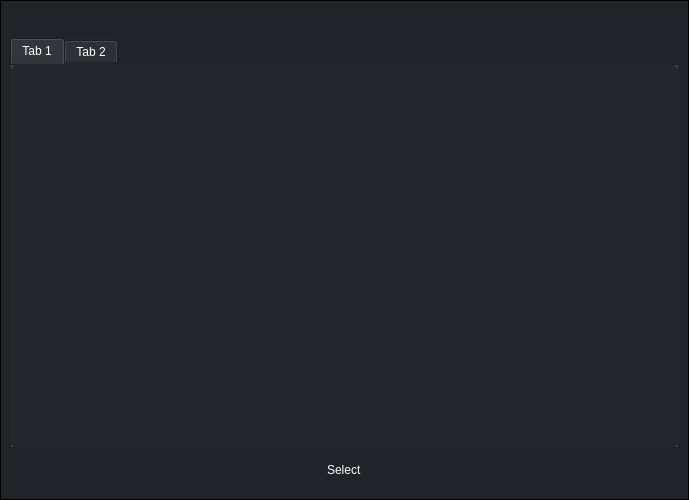
The window that ui/dialogs/hero_selector_tab.ui (elian-olbz/mlbb-drafting-and-simulation-tools) describes before a commit, drawn with Qt 5.
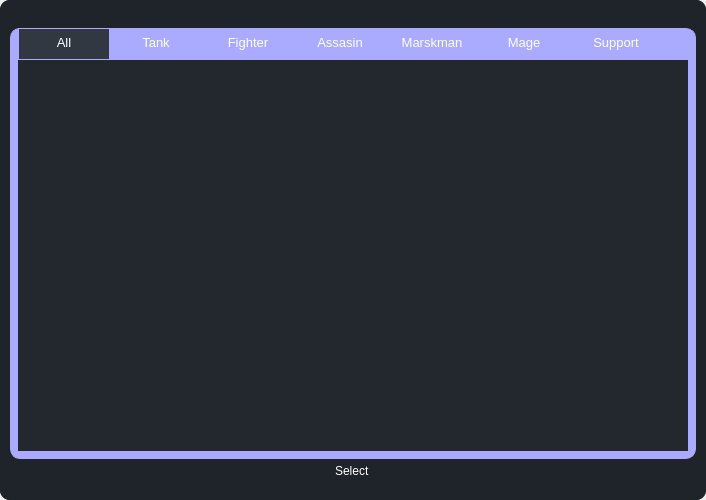
The same window after the commit. Icons and pictures are not drawn.

Commit message: set round edge for windows if not maximized, minor changes to ui of other pages

```diff
--- a/ui/dialogs/hero_selector_tab.ui
+++ b/ui/dialogs/hero_selector_tab.ui
@@ -6,13 +6,16 @@
    <rect>
     <x>0</x>
     <y>0</y>
-    <width>689</width>
+    <width>706</width>
     <height>500</height>
    </rect>
   </property>
   <property name="windowTitle">
    <string>Select Hero</string>
   </property>
+  <property name="styleSheet">
+   <string notr="true">border-radius: 10px;</string>
+  </property>
   <layout class="QVBoxLayout" name="verticalLayout">
    <property name="spacing">
     <number>0</number>
@@ -85,13 +88,13 @@
           <number>0</number>
          </property>
          <property name="leftMargin">
-          <number>0</number>
+          <number>10</number>
          </property>
          <property name="topMargin">
           <number>0</number>
          </property>
          <property name="rightMargin">
-          <number>0</number>
+          <number>10</number>
          </property>
          <property name="bottomMargin">
           <number>0</number>
@@ -149,26 +152,143 @@
          <item>
           <widget class="QWidget" name="tab_container" native="true">
            <property name="styleSheet">
-            <string notr="true">background-color:transparent;
-border-radius: 10px;</string>
+            <string notr="true">QWidget #tab_container{
+border: 1px solid rgb(170, 170, 255);
+background-color: rgb(170, 170, 255);
+border-top-left-radius: 10px;
+border-bottom-left-radius: 10px;
+border-top-right-radius: 10px;
+border-bottom-right-radius: 10px;
+}
+</string>
            </property>
            <layout class="QVBoxLayout" name="verticalLayout_5">
+            <property name="leftMargin">
+             <number>8</number>
+            </property>
+            <property name="topMargin">
+             <number>0</number>
+            </property>
+            <property name="rightMargin">
+             <number>8</number>
+            </property>
+            <property name="bottomMargin">
+             <number>8</number>
+            </property>
             <item>
              <widget class="QTabWidget" name="hero_tab">
               <property name="styleSheet">
-               <string notr="true">background-color: rgb(35, 39, 46);</string>
+               <string notr="true">*{
+background-color: rgb(35, 39, 46);
+border-radius: 0px;
+}
+
+QTabBar::tab {
+    /* Set the background color of each tab */
+   background-color: rgb(170, 170, 255);
+    /* Set the color of the tab title text */
+    color: #ffffff;
+    /* Set the padding around each tab */
+    padding:4 px 8px;
+    /* Set a minimum and maximum width for all tabs to equally divide the available space */
+    min-width: 90px;
+    max-width: 100px;
+    height: 18px;
+    font-size: 13px; 
+    font-family: 'Segoe UI' ;
+	 border: 1px solid rgb(170, 170, 255);
+	border-top-left-radius: 0px;
+	border-bottom-left-radius: 0px;
+	border-top-right-radius: 0px;
+	border-bottom-right-radius: 0px;
+}
+
+QTabBar::tab:selected, QTabBar::tab:hover {
+    /* Set the background color of the selected/hovered tab */
+    background-color: #323842; /* Darker accent color */
+}
+
+/* Tab content area styles */
+QTabWidget::pane {
+    /* Set the background color of the tab content area */
+    background-color: rgb(35, 39, 46);
+}
+
+QScrollBar:vertical {
+	border: none;
+    background: rgb(52, 59, 72);
+    width: 12px;
+    margin: 15px 0 15px 0;
+	 border-radius: 0px;
+ }
+ QScrollBar::handle:vertical {	
+	background: rgb(189, 147, 249);
+    min-height: 25px;
+	border-radius: 4px
+ }
+ QScrollBar::add-line:vertical {
+     border: none;
+    background: rgb(55, 63, 77);
+     height: 20px;
+	border-bottom-left-radius: 4px;
+    border-bottom-right-radius: 4px;
+     subcontrol-position: bottom;
+     subcontrol-origin: margin;
+ }
+ QScrollBar::sub-line:vertical {
+	border: none;
+    background: rgb(55, 63, 77);
+     height: 20px;
+	border-top-left-radius: 4px;
+    border-top-right-radius: 4px;
+     subcontrol-position: top;
+     subcontrol-origin: margin;
+ }
+ QScrollBar::up-arrow:vertical, QScrollBar::down-arrow:vertical {
+     background: none;
+ }
+
+ QScrollBar::add-page:vertical, QScrollBar::sub-page:vertical {
+     background: none;
+ }
+</string>
               </property>
               <property name="currentIndex">
                <number>0</number>
               </property>
               <widget class="QWidget" name="tab_5">
                <attribute name="title">
-                <string>Tab 1</string>
+                <string>All</string>
                </attribute>
               </widget>
               <widget class="QWidget" name="tab_6">
                <attribute name="title">
-                <string>Tab 2</string>
+                <string>Tank</string>
+               </attribute>
+              </widget>
+              <widget class="QWidget" name="tab">
+               <attribute name="title">
+                <string>Fighter</string>
+               </attribute>
+              </widget>
+              <widget class="QWidget" name="tab_2">
+               <attribute name="title">
+                <string>Assasin</string>
+               </attribute>
+              </widget>
+              <widget class="QWidget" name="tab_3">
+               <attribute name="title">
+                <string>Marskman</string>
+               </attribute>
+              </widget>
+              <widget class="QWidget" name="tab_4">
+               <attribute name="title">
+                <string>Mage</string>
+               </attribute>
+              </widget>
+              <widget class="QWidget" name="tab_7">
+               <attribute name="title">
+                <string>Support</string>
                </attribute>
               </widget>
              </widget>
```
The commit also changes 9 other files.
